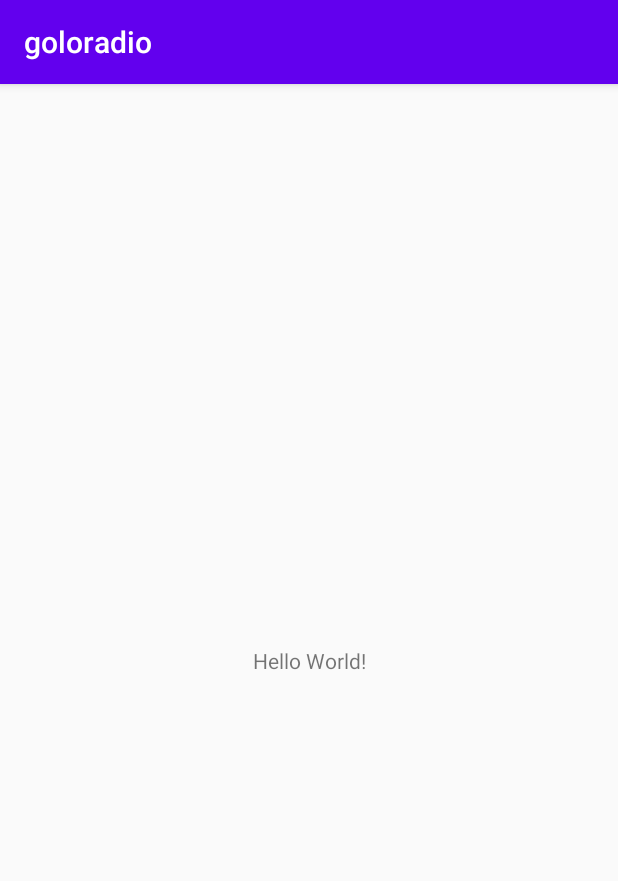
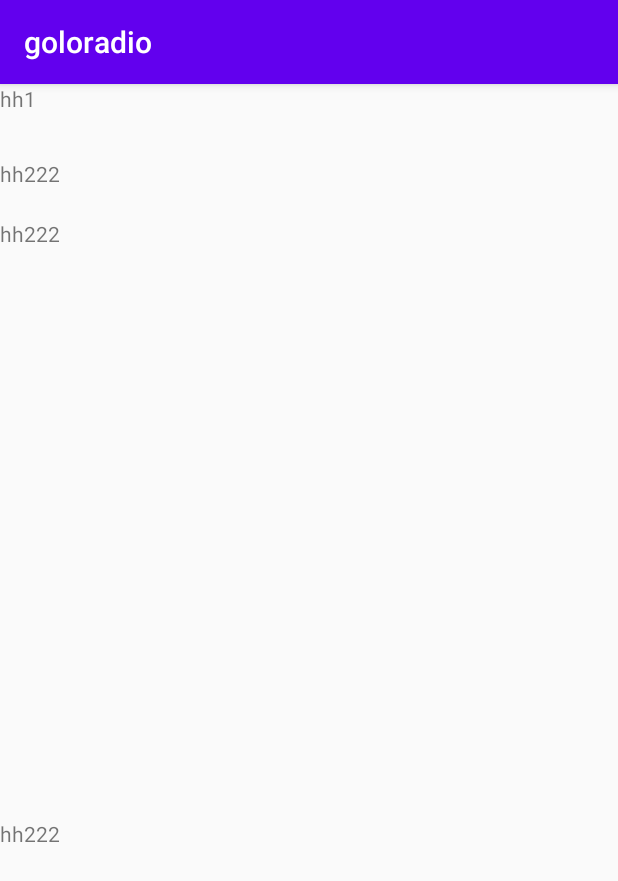
Before and after one commit to yzzyzz/goloradio, an Android app: the screen it shows after launch (MainActivity), on a phone screen of 412 x 824 dp. Shown: the top 881 px of the screen. Run offline under Robolectric (Android 15) with nearby library versions, the phone set to English and light mode, and no system bars.

Commit message:
init activity

```diff
--- a/app/src/main/AndroidManifest.xml
+++ b/app/src/main/AndroidManifest.xml
@@ -2,6 +2,7 @@
 <manifest xmlns:android="http://schemas.android.com/apk/res/android"
     xmlns:tools="http://schemas.android.com/tools">
 
+    <uses-permission android:name="android.permission.READ_EXTERNAL_STORAGE"/>
     <application
         android:allowBackup="true"
         android:dataExtractionRules="@xml/data_extraction_rules"
@@ -14,10 +15,12 @@
         <activity
             android:name=".MainActivity"
             android:exported="true">
+
             <intent-filter>
                 <action android:name="android.intent.action.MAIN" />
 
                 <category android:name="android.intent.category.LAUNCHER" />
+
             </intent-filter>
         </activity>
     </application>
--- a/app/src/main/java/com/golo/goloradio/MainActivity.java
+++ b/app/src/main/java/com/golo/goloradio/MainActivity.java
@@ -9,5 +9,7 @@ public class MainActivity extends AppCompatActivity {
     protected void onCreate(Bundle savedInstanceState) {
         super.onCreate(savedInstanceState);
         setContentView(R.layout.activity_main);
+
+
     }
 }
--- a/app/src/main/res/layout/activity_main.xml
+++ b/app/src/main/res/layout/activity_main.xml
@@ -1,18 +1,46 @@
 <?xml version="1.0" encoding="utf-8"?>
-<android.support.constraint.ConstraintLayout xmlns:android="http://schemas.android.com/apk/res/android"
+<LinearLayout xmlns:android="http://schemas.android.com/apk/res/android"
     xmlns:app="http://schemas.android.com/apk/res-auto"
     xmlns:tools="http://schemas.android.com/tools"
     android:layout_width="match_parent"
     android:layout_height="match_parent"
-    tools:context=".MainActivity">
+    android:orientation="vertical"
+    tools:context=".MainActivity" >
 
     <TextView
-        android:layout_width="wrap_content"
-        android:layout_height="wrap_content"
-        android:text="Hello World!"
-        app:layout_constraintBottom_toBottomOf="parent"
-        app:layout_constraintEnd_toEndOf="parent"
-        app:layout_constraintStart_toStartOf="parent"
-        app:layout_constraintTop_toTopOf="parent" />
+        android:layout_width="match_parent"
+        android:layout_height="50sp"
+        android:text="hh1"
+        />
+    <TextView
+        android:layout_width="match_parent"
+        android:layout_height="40sp"
+        android:text="hh222"
+        />
 
-</android.support.constraint.ConstraintLayout>
+    <ScrollView
+        android:layout_width="match_parent"
+        android:layout_height="wrap_content">
+
+
+        <LinearLayout
+            android:layout_width="match_parent"
+            android:layout_height="wrap_content"
+            android:orientation="vertical"
+            >
+            <TextView
+                android:layout_width="match_parent"
+                android:layout_height="400dp"
+                android:text="hh222"
+                />
+            <TextView
+                android:layout_width="match_parent"
+                android:layout_height="400dp"
+                android:text="hh222"
+                />
+
+        </LinearLayout>
+
+    </ScrollView>
+
+</LinearLayout>
```
